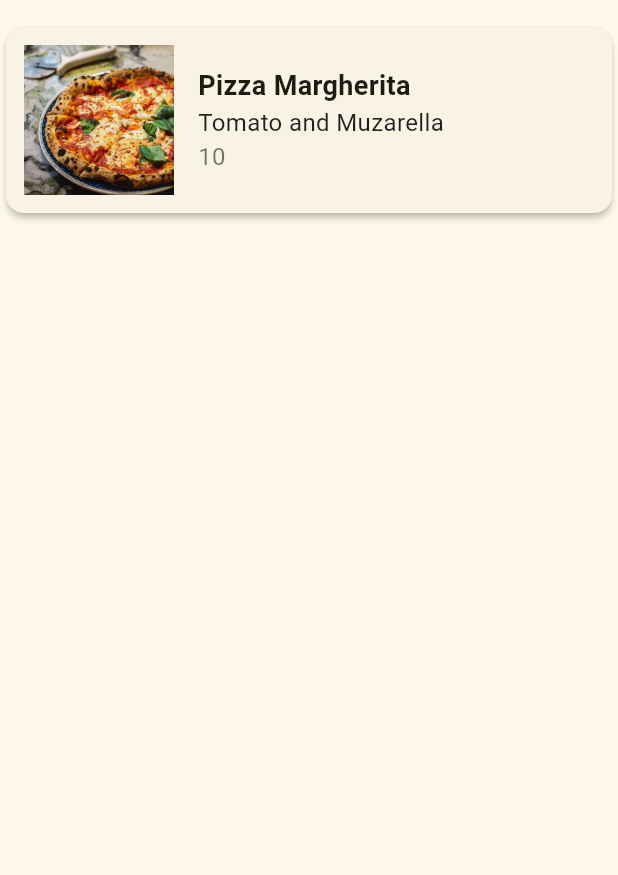
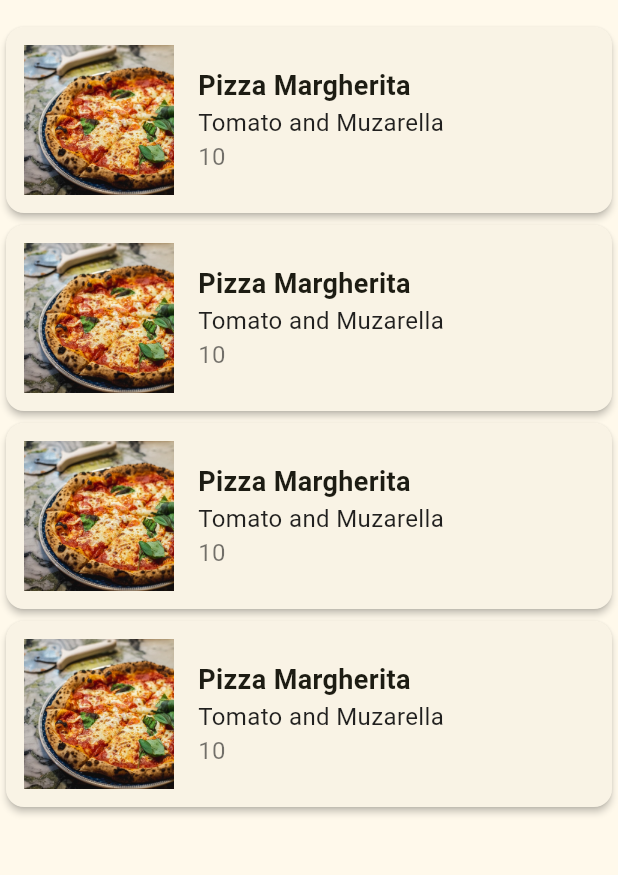
Before and after one commit to Sophia09-pixel/Menu-Pizza, a Flutter app: the screen it shows after launch, on a phone screen of 412 x 824 dp, the part 63-938 px from its top. Run offline on Flutter 3.47's test engine with Material 3 defaults, Android fonts, the phone set to English and light mode, and no system bars.

Commit message:
fix: ajustes no card

```diff
--- a/lib/menu.dart
+++ b/lib/menu.dart
@@ -6,6 +6,20 @@ class Menu extends StatelessWidget {
 
   @override
   Widget build(BuildContext context) {
-    return MenuCard();
+    return Scaffold(
+      appBar: AppBar(
+        title: Text("Pizza Menu"),
+      ),
+      body: SingleChildScrollView(
+        child: Column(
+          children: [
+            MenuItem(),
+            MenuItem(),
+            MenuItem(),
+            MenuItem(),
+          ],
+        ),
+      ),
+    );
   }
 }
--- a/lib/menu_item.dart
+++ b/lib/menu_item.dart
@@ -1,17 +1,11 @@
 import 'package:flutter/material.dart';
 
-class MenuCard extends StatelessWidget {
-  const MenuCard({super.key});
+class MenuItem extends StatelessWidget {
+  const MenuItem({super.key});
 
   @override
   Widget build(BuildContext context) {
-    return Scaffold(
-      appBar: AppBar(
-        title: const Text("Pizza Menu"),
-      ),
-      body: Column(
-        children: [
-          Card(
+    return Card(
       elevation: 2, // sombra do card
       child: Padding(
         padding: const EdgeInsets.all(12.0), // espacamento dentro do card
@@ -57,9 +51,6 @@ class MenuCard extends StatelessWidget {
           ],
         ),
       ),
-          ),
-        ],
-      ),
     );
   }
 }
```
Lines whose indentation alone changed are shown as unchanged.
